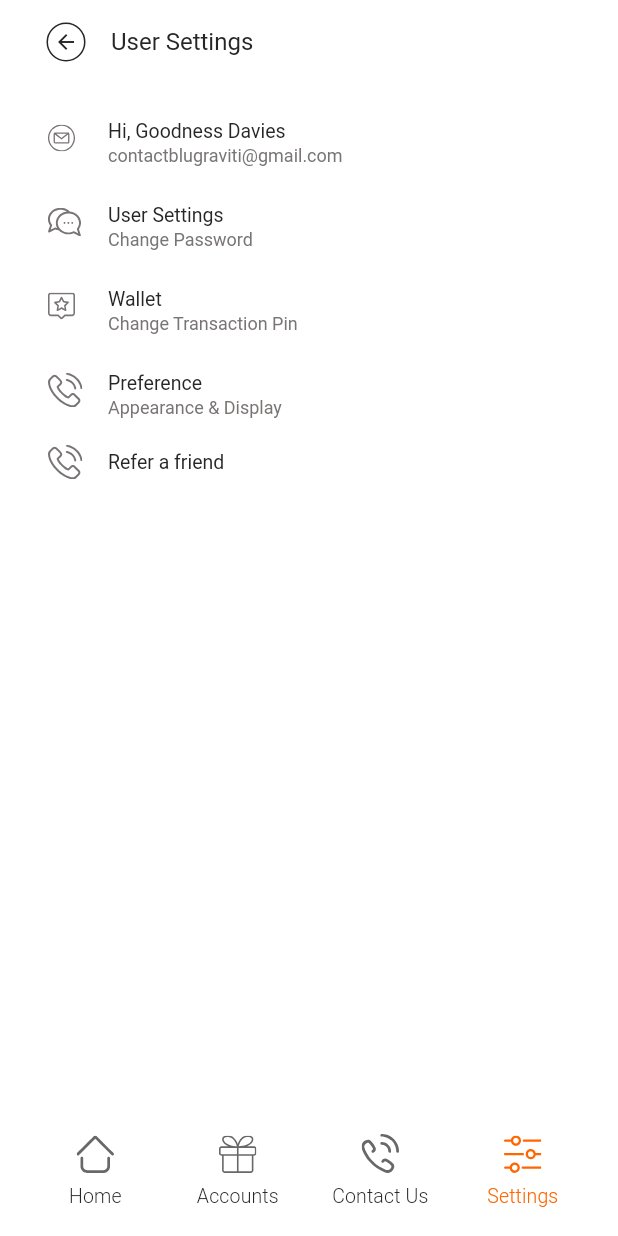
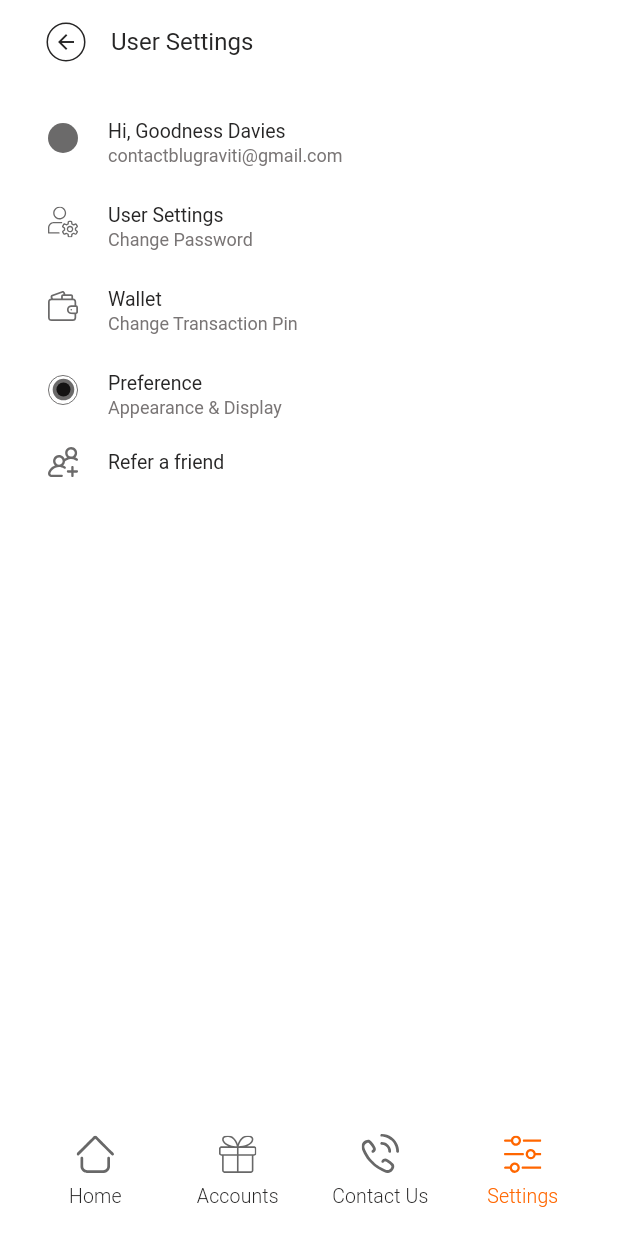
Before and after one commit to De-Morgan/xcrow, a Flutter app: the screen it shows after launch, item 4 of the bottom bar chosen, on a phone screen of 412 x 824 dp. Run offline on Flutter 3.47's test engine with Material 3 defaults, Android fonts, the phone set to English and light mode, and no system bars; our stand-ins replace dio, flutter_svg, hooks_riverpod.

Commit message:
settings page

```diff
--- a/lib/ui/settings/pages/settings_page.dart
+++ b/lib/ui/settings/pages/settings_page.dart
@@ -9,36 +9,36 @@ class SettingsPage extends StatelessWidget {
 
   @override
   Widget build(BuildContext context) {
-    return ScaffoldPagePaddingWidget(
+    return const ScaffoldPagePaddingWidget(
       child: Scaffold(
-        appBar: const TopAppBarWidget(
+        appBar: TopAppBarWidget(
           title: 'User Settings',
         ),
         body: Column(
           children: [
-            const SizedBox(height: 8),
-            const AppListTile(
-              leadingSvg: SvgPath.message,
+            SizedBox(height: 8),
+            AppListTile(
+              leadingSvg: SvgPath.ellipse,
               title: 'Hi, Goodness Davies',
               subtitle: 'contactblugraviti@gmail.com',
             ),
-            const AppListTile(
-              leadingSvg: SvgPath.chat,
+            AppListTile(
+              leadingSvg: SvgPath.userSetting,
               title: 'User Settings',
               subtitle: 'Change Password',
             ),
-            const AppListTile(
-              leadingSvg: SvgPath.review,
+            AppListTile(
+              leadingSvg: SvgPath.wallet,
               title: 'Wallet',
               subtitle: 'Change Transaction Pin',
             ),
-            const AppListTile(
-              leadingSvg: SvgPath.phone,
+            AppListTile(
+              leadingSvg: SvgPath.preference,
               title: 'Preference',
               subtitle: 'Appearance & Display',
             ),
-            const AppListTile(
-              leadingSvg: SvgPath.phone,
+            AppListTile(
+              leadingSvg: SvgPath.refferal,
               title: 'Refer a friend',
             ),
           ],
--- a/lib/ui/shared/app_listtile.dart
+++ b/lib/ui/shared/app_listtile.dart
@@ -34,6 +34,7 @@ class AppListTile extends StatelessWidget {
           switch (leadingSvg != null) {
             true => SvgWidget(
                 svgPath: '$leadingSvg',
+                width: 20,
               ),
             false => null
           },
--- a/lib/ui/utils/svg_path.dart
+++ b/lib/ui/utils/svg_path.dart
@@ -29,4 +29,10 @@ class SvgPath {
   static const instagram = '${_root}instagram.svg';
   static const whatsapp = '${_root}whatsapp.svg';
   static const youtube = '${_root}youtube.svg';
+
+  static const ellipse = '${_root}ellipse.svg';
+  static const preference = '${_root}preference.svg';
+  static const refferal = '${_root}refferal.svg';
+  static const wallet = '${_root}wallet.svg';
+  static const userSetting = '${_root}user_setting.svg';
 }
```
Also changed, not shown: assets/svgs/ellipse.svg (added), assets/svgs/preference.svg (added), assets/svgs/refferal.svg (added), assets/svgs/user_setting.svg (added), assets/svgs/wallet.svg (added).
